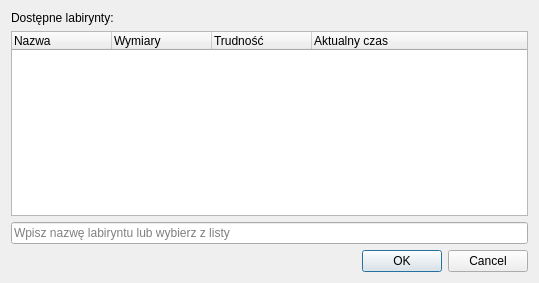
The window that filedialog.ui (289698/GenerowanieLabiryntu) describes before a commit, drawn with Qt 5.
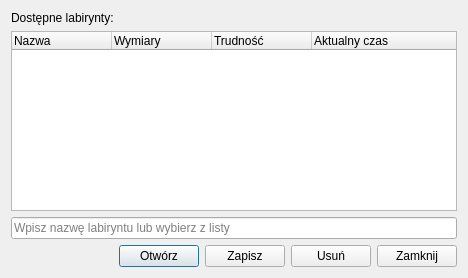
The same window after the commit.

```diff
--- a/filedialog.ui
+++ b/filedialog.ui
@@ -6,8 +6,8 @@
    <rect>
     <x>0</x>
     <y>0</y>
-    <width>539</width>
-    <height>283</height>
+    <width>468</width>
+    <height>278</height>
    </rect>
   </property>
   <property name="windowTitle">
@@ -56,14 +56,49 @@
     </widget>
    </item>
    <item>
-    <widget class="QDialogButtonBox" name="buttonBox">
-     <property name="orientation">
-      <enum>Qt::Horizontal</enum>
-     </property>
-     <property name="standardButtons">
-      <set>QDialogButtonBox::Cancel|QDialogButtonBox::Ok</set>
-     </property>
-    </widget>
+    <layout class="QHBoxLayout" name="horizontalLayout">
+     <item>
+      <spacer name="horizontalSpacer">
+       <property name="orientation">
+        <enum>Qt::Horizontal</enum>
+       </property>
+       <property name="sizeHint" stdset="0">
+        <size>
+         <width>40</width>
+         <height>20</height>
+        </size>
+       </property>
+      </spacer>
+     </item>
+     <item>
+      <widget class="QPushButton" name="pb_Open">
+       <property name="text">
+        <string>Otwórz</string>
+       </property>
+      </widget>
+     </item>
+     <item>
+      <widget class="QPushButton" name="pb_Save">
+       <property name="text">
+        <string>Zapisz</string>
+       </property>
+      </widget>
+     </item>
+     <item>
+      <widget class="QPushButton" name="pb_Delete">
+       <property name="text">
+        <string>Usuń</string>
+       </property>
+      </widget>
+     </item>
+     <item>
+      <widget class="QPushButton" name="pb_Close">
+       <property name="text">
+        <string>Zamknij</string>
+       </property>
+      </widget>
+     </item>
+    </layout>
    </item>
   </layout>
  </widget>
```
Left out of the diff: 35 changed lines with no effect on the pictures.
